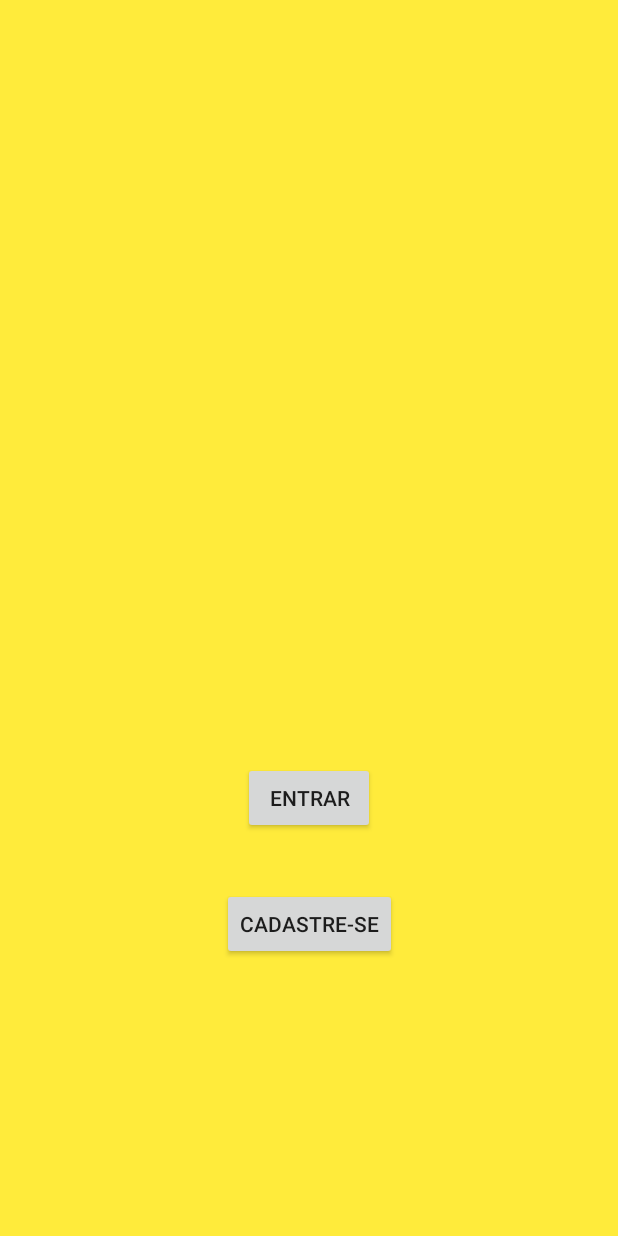
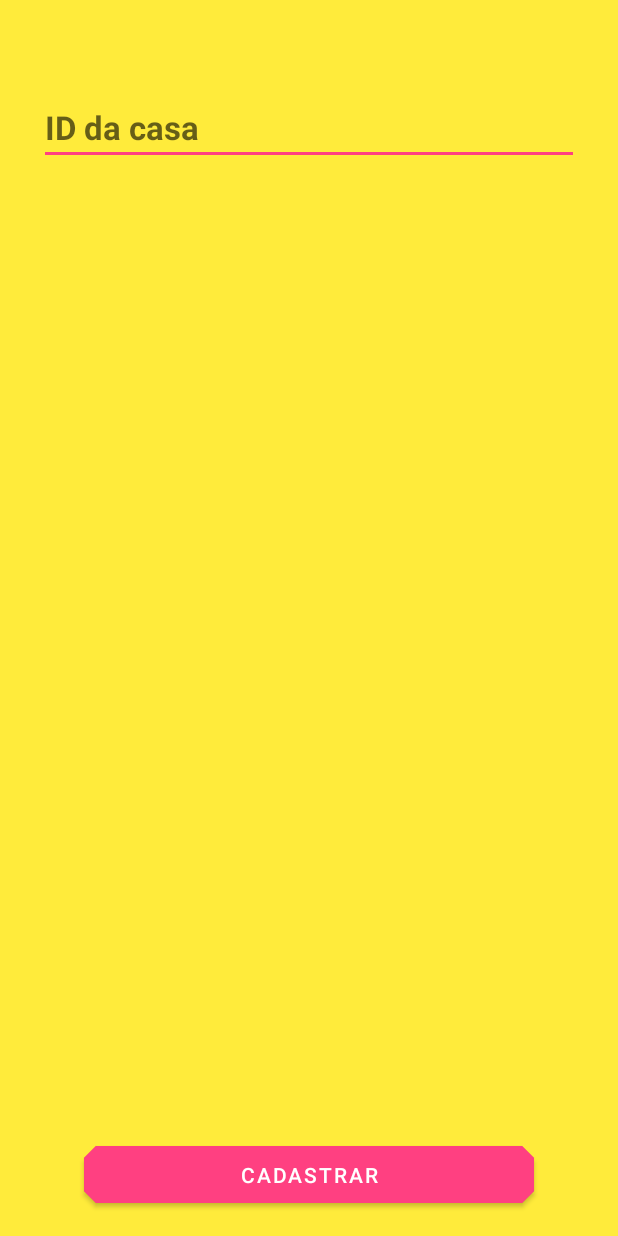
Before and after one commit to LucasDiasRodrigues/hometask, an Android app: the screen it shows after launch (LoginActivity before the commit, CadastroCasaActivity after it), on a phone screen of 412 x 824 dp. Run offline under Robolectric (Android 15) with nearby library versions, the phone set to English and light mode, and no system bars.

Commit message:
Testes com MaterialShapeDrawable

```diff
--- /dev/null
+++ b/app/src/main/java/com/lucas/hometask/HomeTaskApplication.java
@@ -0,0 +1,15 @@
+package com.lucas.hometask;
+
+import android.app.Application;
+
+import com.google.firebase.FirebaseApp;
+
+public class HomeTaskApplication extends Application {
+
+    @Override
+    public void onCreate() {
+        super.onCreate();
+
+        FirebaseApp.initializeApp(this);
+    }
+}
--- /dev/null
+++ b/app/src/main/java/com/lucas/hometask/casa/CadastroCasaActivity.java
@@ -0,0 +1,29 @@
+package com.lucas.hometask.casa;
+
+import androidx.appcompat.app.AppCompatActivity;
+
+import android.os.Bundle;
+import android.widget.Button;
+
+import com.google.android.material.button.MaterialButton;
+import com.google.android.material.shape.CornerTreatment;
+import com.google.android.material.shape.CutCornerTreatment;
+import com.google.android.material.shape.MaterialShapeDrawable;
+import com.google.android.material.shape.ShapePathModel;
+import com.lucas.hometask.R;
+
+public class CadastroCasaActivity extends AppCompatActivity {
+
+    private MaterialButton btnCadastrar;
+
+    @Override
+    protected void onCreate(Bundle savedInstanceState) {
+        super.onCreate(savedInstanceState);
+        setContentView(R.layout.activity_cadastro_casa);
+
+
+        btnCadastrar = findViewById(R.id.btn_cadastrar);
+
+
+    }
+}
--- a/app/src/main/java/com/lucas/hometask/login/Cadastro.java
+++ /dev/null
@@ -1,6 +0,0 @@
-package com.lucas.hometask.login;
-
-public class Cadastro {
-
-
-}
--- a/app/src/main/java/com/lucas/hometask/login/EntrarFragment.java
+++ b/app/src/main/java/com/lucas/hometask/login/EntrarFragment.java
@@ -62,6 +62,7 @@ public class EntrarFragment extends Fragment {
         };
     }
 
+
     public interface EntrarFragInterface {
         void onLoginSuccess();
 
--- a/app/src/main/java/com/lucas/hometask/model/Casa.java
+++ b/app/src/main/java/com/lucas/hometask/model/Casa.java
@@ -7,6 +7,8 @@ public class Casa {
     private String nome;
     private ArrayList<Usuario> moradores;
     private ArrayList<Tarefa> tarefas;
+    private ArrayList<Regra> regras;
+
 
     public Casa(String nome) {
         this.nome = nome;
--- a/app/src/main/java/com/lucas/hometask/model/Regras.java
+++ b/app/src/main/java/com/lucas/hometask/model/Regra.java
@@ -1,11 +1,11 @@
 package com.lucas.hometask.model;
 
-public class Regras {
+public class Regra {
     public int id;
     public String nome;
     public String descricao;
 
-    public Regras(String nome, String descricao) {
+    public Regra(String nome, String descricao) {
         this.nome = nome;
         this.descricao = descricao;
     }
--- /dev/null
+++ b/app/src/main/res/layout/activity_cadastro_casa.xml
@@ -0,0 +1,57 @@
+<?xml version="1.0" encoding="utf-8"?>
+
+<androidx.coordinatorlayout.widget.CoordinatorLayout xmlns:android="http://schemas.android.com/apk/res/android"
+    xmlns:app="http://schemas.android.com/apk/res-auto"
+    xmlns:tools="http://schemas.android.com/tools"
+    android:layout_width="match_parent"
+    tools:context=".casa.CadastroCasaActivity"
+    android:layout_height="match_parent">
+
+
+    <RelativeLayout
+        tools:context=".casa.CadastroCasaActivity"
+        android:layout_width="match_parent"
+        android:layout_height="match_parent"
+        android:paddingStart="6dp"
+        android:paddingEnd="6dp"
+        android:background="@color/colorPrimary">
+
+        <EditText
+            android:id="@+id/text_nome_casa"
+            android:layout_width="match_parent"
+            android:layout_height="wrap_content"
+            android:layout_centerHorizontal="true"
+         android:layout_marginHorizontal="20dp"
+            android:layout_marginLeft="20dp"
+            android:layout_marginRight="20dp"
+            android:layout_marginTop="60dp"
+            android:ems="10"
+            android:textStyle="bold"
+            android:textSize="22sp"
+            android:hint="@string/idcasa"
+            android:inputType="number"
+            android:maxWidth="350dp" />
+
+
+
+
+
+  <com.google.android.material.button.MaterialButton
+      android:id="@+id/btn_cadastrar"
+      android:layout_width="300dp"
+      android:layout_marginBottom="16dp"
+      android:layout_alignParentBottom="true"
+      android:layout_centerHorizontal="true"
+      android:elevation="16dp"
+      android:text="Cadastrar"
+      android:textAppearance="@style/TextAppearance.MaterialComponents.Button"
+      android:backgroundTint="@color/colorAccent"
+      android:layout_height="50dp"/>
+    </RelativeLayout>
+
+    <FrameLayout
+        android:id="@+id/fragment_container"
+        android:layout_width="match_parent"
+        android:layout_height="match_parent" />
+
+</androidx.coordinatorlayout.widget.CoordinatorLayout>
--- a/app/src/main/res/layout/activity_login.xml
+++ b/app/src/main/res/layout/activity_login.xml
@@ -12,30 +12,19 @@
         android:layout_width="match_parent"
         android:layout_height="match_parent">
 
+
         <Button
             android:id="@+id/btn_entrar"
-            android:layout_width="wrap_content"
+            android:layout_width="300dp"
             android:layout_height="wrap_content"
             android:onClick="onClickEntrar"
             android:text="@string/entrar"
+            android:background="@color/colorAccent"
             app:layout_constraintBottom_toBottomOf="parent"
             app:layout_constraintEnd_toEndOf="parent"
-            app:layout_constraintHorizontal_bias="0.501"
             app:layout_constraintStart_toStartOf="parent"
             app:layout_constraintTop_toTopOf="parent"
-            app:layout_constraintVertical_bias="0.655" />
-
-        <Button
-            android:id="@+id/btn_cadastrar"
-            android:layout_width="wrap_content"
-            android:layout_height="wrap_content"
-            android:layout_marginTop="36dp"
-            android:onClick="onClickCadastrar"
-            android:text="@string/cadastrese"
-            app:layout_constraintEnd_toEndOf="parent"
-            app:layout_constraintHorizontal_bias="0.501"
-            app:layout_constraintStart_toStartOf="parent"
-            app:layout_constraintTop_toBottomOf="@+id/btn_entrar" />
+            app:layout_constraintVertical_bias="0.9" />
 
         <ImageView
             android:id="@+id/img_logo"
--- /dev/null
+++ b/app/src/main/res/menu/home_appbar_menu.xml
@@ -0,0 +1,5 @@
+<?xml version="1.0" encoding="utf-8"?>
+<menu xmlns:android="http://schemas.android.com/apk/res/android">
+    <item android:id="@+id/menu_sair" android:title="@string/sair" />
+
+</menu>
--- a/app/src/main/res/values/strings.xml
+++ b/app/src/main/res/values/strings.xml
@@ -14,5 +14,7 @@
     <string name="esqueci_senha">Esqueci a senha</string>
     <string name="entrar">Entrar</string>
     <string name="cadastrese">Cadastre-se</string>
+    <string name="sair">Sair</string>
+    <string name="idcasa">ID da casa</string>
 
 </resources>
--- a/app/src/main/res/values/styles.xml
+++ b/app/src/main/res/values/styles.xml
@@ -1,10 +1,13 @@
 <resources>
 
     <!-- Base application theme. -->
-    <style name="AppTheme" parent="Theme.AppCompat.Light.NoActionBar">
+    <style name="AppTheme" parent="Theme.MaterialComponents.Light.NoActionBar">
         <!-- Customize your theme here. -->
         <item name="colorPrimary">@color/colorPrimary</item>
         <item name="colorPrimaryDark">@color/colorPrimaryDark</item>
+        <item name="shapeAppearanceSmallComponent">@style/SmallComponent</item>
+        <item name="shapeAppearanceMediumComponent">@style/MediumComponent</item>
+
         <item name="colorAccent">@color/colorAccent</item>
     </style>
 
@@ -17,4 +20,19 @@
 
     <style name="AppTheme.PopupOverlay" parent="ThemeOverlay.AppCompat.Light" />
 
+    <style name="SmallComponent" parent="ShapeAppearance.MaterialComponents.SmallComponent">
+        <item name="cornerFamily">cut</item>
+        <item name="cornerSize">8dp</item>
+    </style>
+
+    <style name="MediumComponent" parent="ShapeAppearance.MaterialComponents.MediumComponent">
+        <item name="cornerFamily">cut</item>
+        <item name="cornerSize">8dp</item>
+    </style>
+
+    <style name="LargeComponent" parent="ShapeAppearance.MaterialComponents.LargeComponent">
+        <item name="cornerFamily">cut</item>
+        <item name="cornerSize">8dp</item>
+    </style>
+
 </resources>
--- a/build.gradle
+++ b/build.gradle
@@ -8,7 +8,7 @@ buildscript {
     }
     dependencies {
         classpath 'com.android.tools.build:gradle:3.5.0'
-
+        classpath 'com.google.gms:google-services:4.3.2'
         // NOTE: Do not place your application dependencies here; they belong
         // in the individual module build.gradle files
     }
```
Also changed, not shown: app/build.gradle (+11 -2 lines), app/src/main/AndroidManifest.xml (+7 -4 lines), app/src/main/java/com/lucas/hometask/MainActivity.java (+29 -0 lines), app/src/main/java/com/lucas/hometask/login/CadastroUsuarioFragment.java (deleted, +0 -37 lines), app/src/main/java/com/lucas/hometask/login/LoginActivity.java (+66 -16 lines), app/src/main/java/com/lucas/hometask/login/RecuperarSenhaFragment.java (deleted, +0 -23 lines), app/src/main/res/drawable/shape.xml (added, +74 -0 lines), 1 other file.
